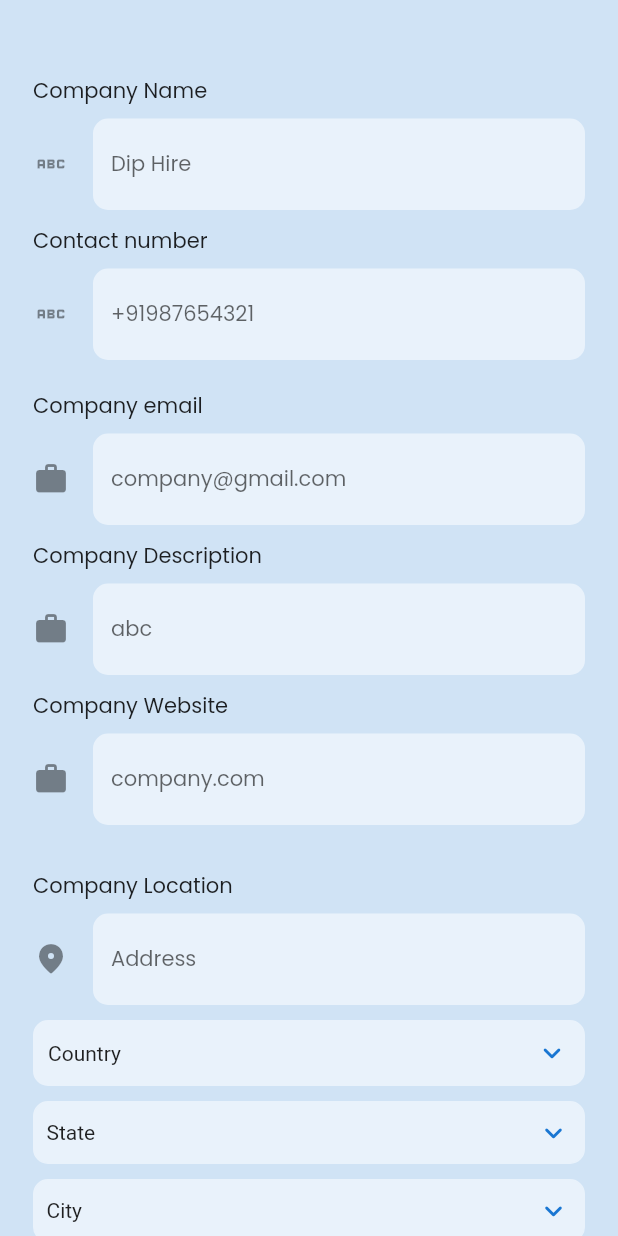
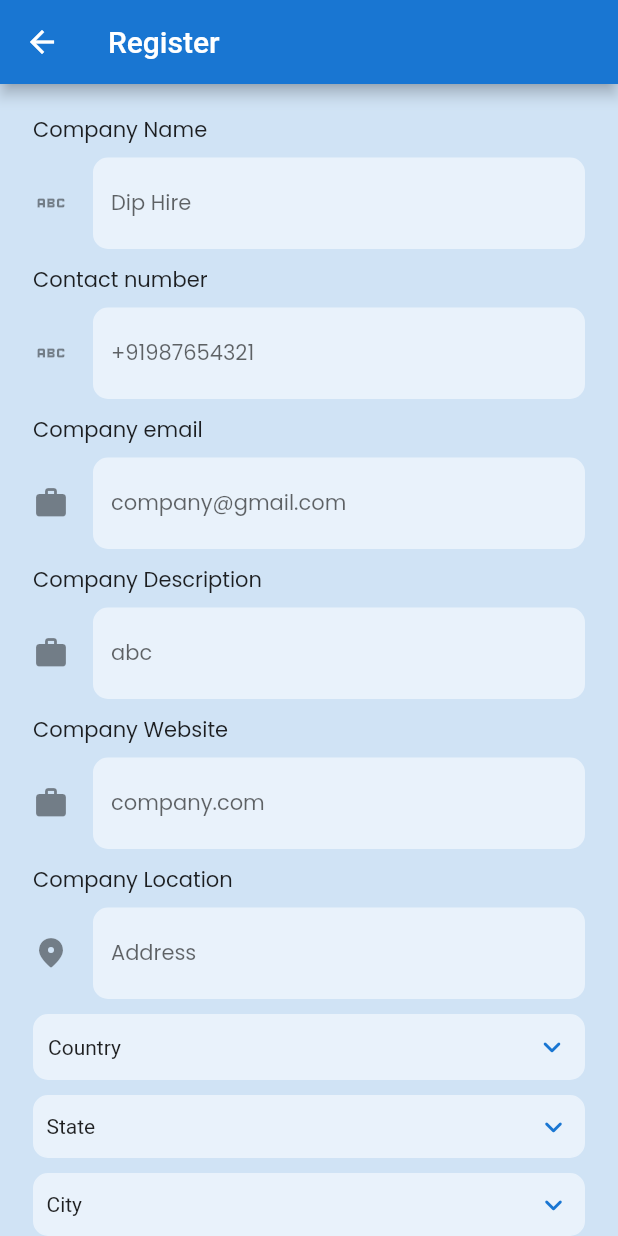
Before and after one commit to The-Blue-BIT-Hackathon/26_SPD, a Flutter app: the CompanyRegister screen opened by its route, on a phone screen of 412 x 824 dp. Run offline on Flutter 3.47's test engine with Material 2 defaults, Android fonts, the phone set to English and light mode, and no system bars; drawn by our look-alikes of csc_picker; our stand-ins replace file_picker, firebase_auth, firebase_core, firebase_storage, flutter_feather_icons, google_fonts and 5 more; missing offline and left inert: pluto_menu_bar; accounts and stored records are empty; network calls fail; project files that could hold a hidden picture were left out.

Commit message:
register fixed

```diff
--- a/lib/UI/Screens/Company/Cregister.dart
+++ b/lib/UI/Screens/Company/Cregister.dart
@@ -141,14 +141,14 @@ class _CompanyRegisterState extends State<CompanyRegister> {
   Widget build(BuildContext context) {
     return SafeArea(
       child: Scaffold(
+        appBar: AppBar(
+          title: Text('Register'),
+        ),
         body: SingleChildScrollView(
           child: Container(
             margin: const EdgeInsets.symmetric(horizontal: 22.0, vertical: 0.0),
             child: Column(
               children: [
-                const SizedBox(height: 30.0),
-                //profile picture
-
                 const SizedBox(height: 20.0),
                 Form(
                   key: _form,
@@ -201,7 +201,6 @@ class _CompanyRegisterState extends State<CompanyRegister> {
                       //   },
                       // ),
 
-                      const SizedBox(height: 10.0),
                       CustomTextField(
                         controller: _emailController,
                         hintText: 'company@gmail.com',
@@ -225,9 +224,6 @@ class _CompanyRegisterState extends State<CompanyRegister> {
                         text: 'Company Website',
                         Ttype: TextInputType.url,
                       ),
-                      const SizedBox(height: 10.0),
-
-                      const SizedBox(height: 10.0),
 
                       const SizedBox(height: 10.0),
                       CustomTextField(
@@ -263,19 +259,11 @@ class _CompanyRegisterState extends State<CompanyRegister> {
                           _cityController.text = city.toString();
                         },
                       ),
-
-                      const SizedBox(height: 10),
-                      const Divider(),
-                      const SizedBox(height: 10),
                     ],
                   ),
                 ),
                 const SizedBox(height: 10),
-                Divider(),
-                const SizedBox(height: 10),
                 Container(
-                  margin: const EdgeInsets.symmetric(
-                      horizontal: 22.0, vertical: 0.0),
                   child: Column(
                     mainAxisAlignment: MainAxisAlignment.start,
                     children: [
```
